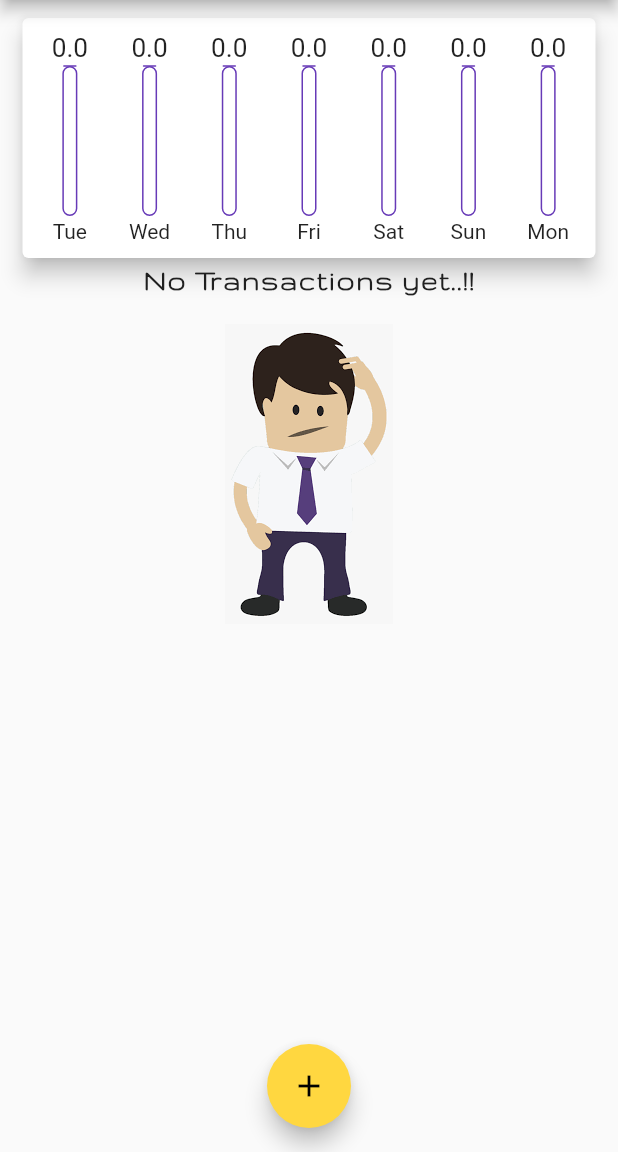
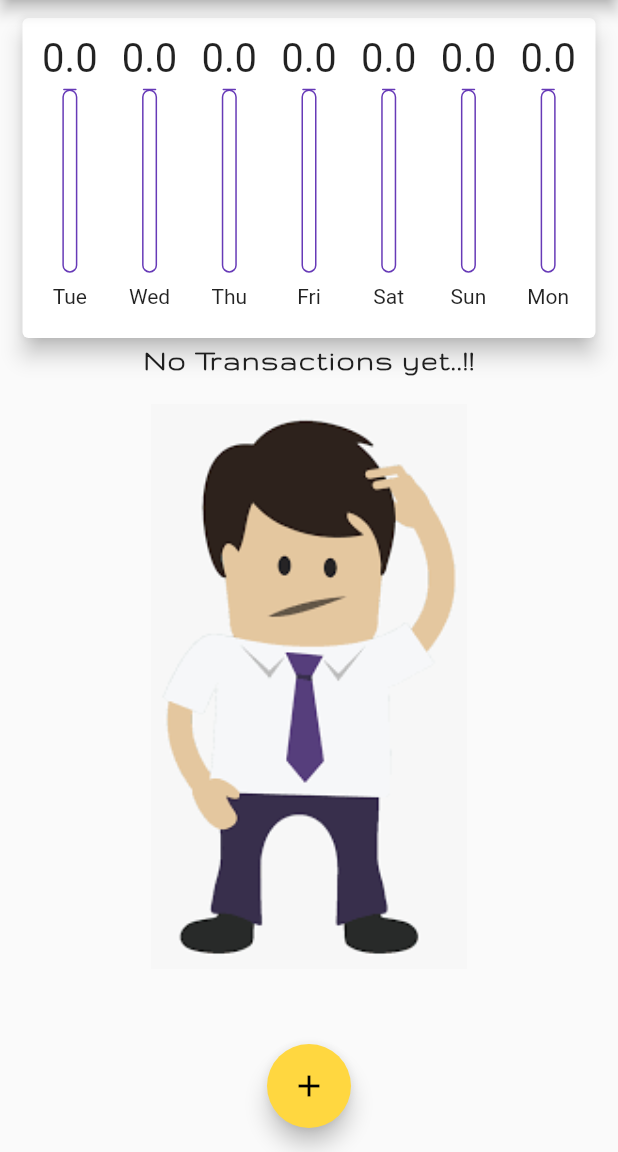
Before and after one commit to ziyadonji/Inout-expense-app, a Flutter app: the screen it shows after launch, on a phone screen of 412 x 824 dp, the part 84-1236 px from its top. Run offline on Flutter 3.47's test engine with Material 2 defaults, Android fonts, the phone set to English and light mode, and no system bars.

Commit message:
device orientaion

```diff
--- a/lib/main.dart
+++ b/lib/main.dart
@@ -1,10 +1,16 @@
 import 'package:Inout/widgets/transaction_list.dart';
 import 'package:flutter/material.dart';
+// import 'package:flutter/services.dart';
 import './models/transaction.dart';
 import './widgets/new_transaction.dart';
 import './widgets/chart.dart';
 
 void main() {
+  // WidgetsFlutterBinding.ensureInitialized();
+  // SystemChrome.setPreferredOrientations([
+  //   DeviceOrientation.portraitDown,
+  //   DeviceOrientation.portraitUp,
+  // ]);
   runApp(MyApp());
 }
 
@@ -18,10 +24,8 @@ class MyApp extends StatelessWidget {
         accentColor: Colors.amberAccent,
         fontFamily: 'Gruppo',
         textTheme: ThemeData.light().textTheme.copyWith(
-          button: TextStyle(
-            fontWeight: FontWeight.bold,
-            color: Colors.white
-          ),
+              button:
+                  TextStyle(fontWeight: FontWeight.bold, color: Colors.white),
               headline6: TextStyle(
                   fontSize: 20,
                   letterSpacing: 1,
@@ -57,16 +61,14 @@ class _HomeState extends State<Home> {
           return NewTransaction(_addTransaction);
         });
   }
-  void removeItem(index){
+
+  void removeItem(index) {
     setState(() {
-      _transaction.removeWhere((element) => element.id==index);
+      _transaction.removeWhere((element) => element.id == index);
     });
-
-
   }
 
-
-  void _addTransaction(costt, tittle,DateTime chosedDate) {
+  void _addTransaction(costt, tittle, DateTime chosedDate) {
     setState(
       () {
         _transaction.insert(
@@ -82,10 +84,7 @@ class _HomeState extends State<Home> {
     );
   }
 
-
-
-
-   final  List<Transaction> _transaction = [
+  final List<Transaction> _transaction = [
     // Transaction(
     //   cost: 100,
     //   date: DateTime.now(),
@@ -99,19 +98,19 @@ class _HomeState extends State<Home> {
     //   title: "book",
     // ),
   ];
+  bool _showChart =false;
+  List<Transaction> get _recentTransactions {
+    return _transaction.where((element) {
+      return element.date.isAfter(DateTime.now().subtract(Duration(days: 7)));
+    }).toList();
+  }
 
-   List<Transaction> get _recentTransactions{
-     return _transaction.where((element){
-      return element.date.isAfter(DateTime.now().subtract(Duration(days: 7)));
-
-     }).toList();
-
-   }
 
   @override
   Widget build(BuildContext context) {
-    return Scaffold(
-      appBar: AppBar(
+
+    final isLandScape= MediaQuery.of(context).orientation==Orientation.landscape;
+    final appBar = AppBar(
       actions: <Widget>[
         IconButton(
             icon: Icon(Icons.add),
@@ -122,12 +121,51 @@ class _HomeState extends State<Home> {
       title: Text('InOut'),
       centerTitle: true,
       backgroundColor: Theme.of(context).primaryColorDark,
-      ),
+    );
+    final txList=Container(
+              child: TransactionList(_transaction, removeItem),
+              height: (MediaQuery.of(context).size.height -
+                      MediaQuery.of(context).padding.top -
+                      appBar.preferredSize.height) *
+                  0.7,
+            );
+    return Scaffold(
+      appBar: appBar,
       body: ListView(
         children: [
           Column(children: [
-            Chart(_recentTransactions),
-            TransactionList(_transaction,removeItem),
+            if(isLandScape)
+            Row(mainAxisAlignment: MainAxisAlignment.center,
+              children: <Widget>[
+
+                Text('show chart',),
+                Switch(value: _showChart, onChanged: (newValue){
+                  setState(() {
+                    _showChart=newValue;
+                  });
+                })
+              ],
+            ),
+            if(isLandScape)_showChart?
+            Container(
+              child: Chart(
+                _recentTransactions,
+              ),
+              height: (MediaQuery.of(context).size.height -
+                      MediaQuery.of(context).padding.top -
+                      appBar.preferredSize.height) *
+                  0.7,
+            ):txList,
+            if(!isLandScape) Container(
+              child: Chart(
+                _recentTransactions,
+              ),
+              height: (MediaQuery.of(context).size.height -
+                      MediaQuery.of(context).padding.top -
+                      appBar.preferredSize.height) *
+                  0.3,
+            ),
+            if(!isLandScape)txList
           ]),
         ],
       ),
--- a/lib/widgets/chart_bar.dart
+++ b/lib/widgets/chart_bar.dart
@@ -1,4 +1,5 @@
 import 'package:flutter/material.dart';
+import 'package:flutter/rendering.dart';
 
 class ChartBar extends StatefulWidget {
   final String label;
@@ -14,15 +15,17 @@ class ChartBar extends StatefulWidget {
 class _ChartBarState extends State<ChartBar> {
   @override
   Widget build(BuildContext context) {
+    return LayoutBuilder(builder: (context, constraints) {
       return Column(
         children: <Widget>[
-        SizedBox(height: 5),
+          SizedBox(height: constraints.maxHeight *.03),
           Container(
-           height: 20,
-           child: FittedBox(child: Text(widget.totalAmountSpent.toString()))),
-        SizedBox(height: 2),
+              height: constraints.maxHeight *.15,
+              child:
+                  FittedBox(child: Text(widget.totalAmountSpent.toString()))),
+          SizedBox(height:constraints.maxHeight *.03 ),
           Container(
-          height: 100,
+            height: constraints.maxHeight *.6,
             child: Stack(
               children: <Widget>[
                 Container(
@@ -32,10 +35,8 @@ class _ChartBarState extends State<ChartBar> {
                     border: Border.all(
                       color: Theme.of(context).primaryColor,
                     ),
-
                   ),
-                height: 100,
-
+                  height: constraints.maxHeight *.6,
                 ),
                 FractionallySizedBox(
                   heightFactor: widget.amountPcntTotal,
@@ -47,14 +48,15 @@ class _ChartBarState extends State<ChartBar> {
                         border: Border.all()),
                   ),
                 ),
-
               ],
             ),
           ),
-        SizedBox(height: 2),
-        Text(widget.label),
-        SizedBox(height: 5),
+          SizedBox(height: constraints.maxHeight *.04),
+          Container(child: Text(widget.label,),
+          height: constraints.maxHeight *.15,),
+
         ],
       );
+    });
   }
 }
--- a/lib/widgets/transaction_list.dart
+++ b/lib/widgets/transaction_list.dart
@@ -1,4 +1,5 @@
 import 'package:flutter/material.dart';
+import 'package:flutter/rendering.dart';
 
 import 'package:intl/intl.dart';
 
@@ -20,7 +21,8 @@ class _TransactionListState extends State<TransactionList> {
     return Container(
       height: 460,
       child: widget._transaction.isEmpty
-          ? Column(
+          ?LayoutBuilder(builder: (ctx,constraints){
+            return Column(
               children: [
                 Text(
                   "No Transactions yet..!!",
@@ -28,13 +30,15 @@ class _TransactionListState extends State<TransactionList> {
                 ),
                 SizedBox(height: 20),
                 Container(
-                    height: 200,
+                    height: constraints.maxHeight * .7,
                     child: Image.asset(
                       "assets/images/waiting.png",
                       fit: BoxFit.cover,
                     )),
               ],
-            )
+            );
+          })
+
           : ListView.builder(
               itemCount: widget._transaction.length,
               physics: AlwaysScrollableScrollPhysics(),
```
Lines whose indentation alone changed are shown as unchanged.
